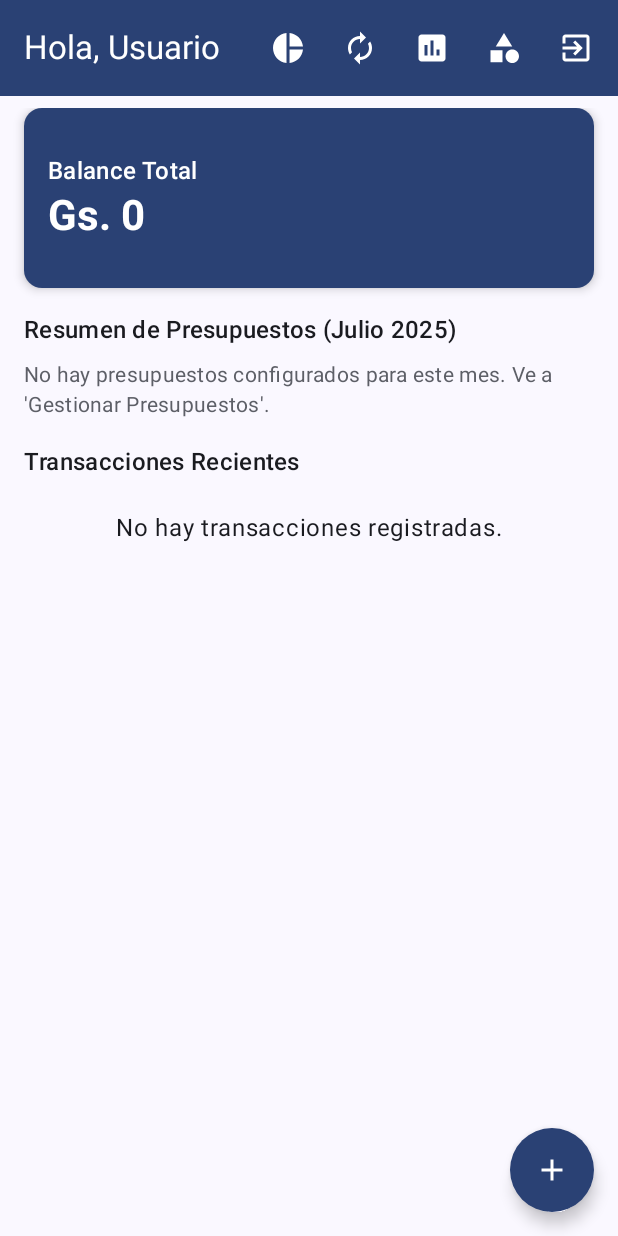
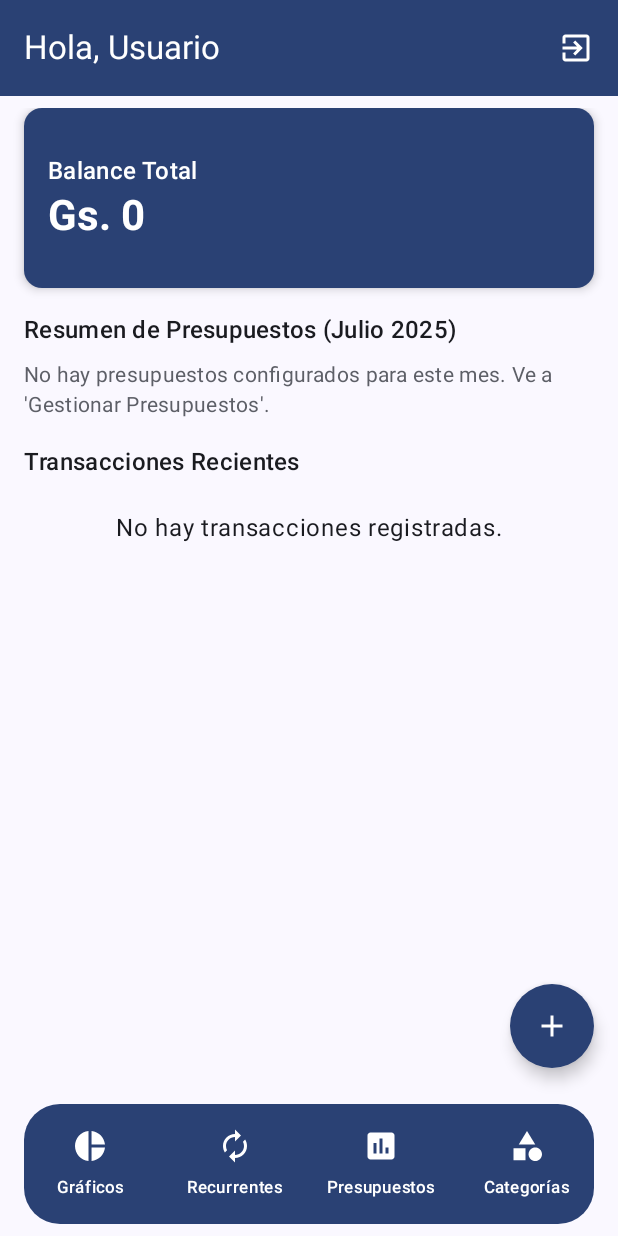
Before and after one commit to juan480ps/Gastos, an Android app built with Jetpack Compose: the HomeScreen screen opened through its navigation route, on a phone screen of 412 x 824 dp. Run offline under Robolectric (Android 15) with nearby library versions, the phone set to English and light mode, and no system bars; our stand-ins replace Room's generated code; 5 statements that could not run were skipped.

Commit message:
se agrega bottom navigation para ui mas moderna

```diff
--- a/app/src/main/java/com/uaa/misgastosapp/ui/HomeScreen.kt
+++ b/app/src/main/java/com/uaa/misgastosapp/ui/HomeScreen.kt
@@ -1,6 +1,7 @@
 // HomeScreen
 
 package com.uaa.misgastosapp.ui
+import android.annotation.SuppressLint
 import android.os.Build
 import android.widget.Toast
 import androidx.annotation.RequiresApi
@@ -8,6 +9,7 @@ import androidx.compose.foundation.layout.*
 import androidx.compose.foundation.lazy.LazyColumn
 import androidx.compose.foundation.lazy.items
 import androidx.compose.foundation.shape.CircleShape
+import androidx.compose.foundation.shape.RoundedCornerShape
 import androidx.compose.material.icons.Icons
 import androidx.compose.material.icons.filled.*
 import androidx.compose.material3.*
@@ -15,7 +17,9 @@ import androidx.compose.runtime.*
 import androidx.compose.runtime.saveable.rememberSaveable
 import androidx.compose.ui.Alignment
 import androidx.compose.ui.Modifier
+import androidx.compose.ui.draw.clip
 import androidx.compose.ui.graphics.Color
+import androidx.compose.ui.graphics.vector.ImageVector
 import androidx.compose.ui.platform.LocalContext
 import androidx.compose.ui.text.font.FontWeight
 import androidx.compose.ui.unit.dp
@@ -35,7 +39,12 @@ import java.time.YearMonth
 import java.time.format.DateTimeFormatter
 import java.util.*
 import java.util.Locale
-
+private data class BottomNavItem(
+    val label: String,
+    val icon: ImageVector,
+    val route: String
+)
+@SuppressLint("SuspiciousIndentation")
 @RequiresApi(Build.VERSION_CODES.O)
 @OptIn(ExperimentalMaterial3Api::class)
 @Composable
@@ -58,8 +67,14 @@ fun HomeScreen(
     var showLogoutDialog by rememberSaveable { mutableStateOf(false) }
     val userName = authViewModel.getCurrentUserName() ?: "Usuario"
     val isOnline by authViewModel.isOnlineMode.collectAsState()
+    val context = LocalContext.current
+    val navigationItems = listOf(
+        BottomNavItem("Gráficos", Icons.Default.PieChart, Routes.CHARTS_SCREEN),
+        BottomNavItem("Recurrentes", Icons.Default.Autorenew, Routes.MANAGE_RECURRING_TRANSACTIONS),
+        BottomNavItem("Presupuestos", Icons.Default.Assessment, Routes.MANAGE_BUDGETS),
+        BottomNavItem("Categorías", Icons.Default.Category, Routes.CATEGORIES_LIST),
+    )
 
-    val context = LocalContext.current
     LaunchedEffect(operationStatus) {
         val status = operationStatus
         when (status) {
@@ -97,26 +112,40 @@ fun HomeScreen(
                             modifier = Modifier.padding(end = 8.dp)
                         )
                     }
-                    IconButton(onClick = { navController.navigate(Routes.CHARTS_SCREEN) }) {
-                        Icon(Icons.Filled.PieChart, contentDescription = "Ver Gráficos")
-                    }
-                    IconButton(onClick = { navController.navigate(Routes.MANAGE_RECURRING_TRANSACTIONS) }) {
-                        Icon(Icons.Filled.Autorenew, contentDescription = "Gestionar Recurrentes")
-                    }
-                    IconButton(onClick = { navController.navigate(Routes.MANAGE_BUDGETS) }) {
-                        Icon(Icons.Filled.Assessment, contentDescription = "Gestionar Presupuestos")
-                    }
-                    IconButton(onClick = { navController.navigate(Routes.CATEGORIES_LIST) }) {
-                        Icon(Icons.Filled.Category, contentDescription = "Gestionar Categorías")
-                    }
                     IconButton(onClick = { showLogoutDialog = true }) {
                         Icon(Icons.Filled.ExitToApp, contentDescription = "Cerrar Sesión")
                     }
                 }
             )
         },
+        bottomBar = {
+            Box(modifier = Modifier.padding(horizontal = 16.dp, vertical = 8.dp)) {
+                NavigationBar(
+                    modifier = Modifier.clip(RoundedCornerShape(24.dp)),
+                    // --- MODIFICACIÓN DE COLOR DE FONDO ---
+                    containerColor = MaterialTheme.colorScheme.primary
+                ) {
+                    navigationItems.forEach { item ->
+                        NavigationBarItem(
+                            selected = false,
+                            onClick = { navController.navigate(item.route) },
+                            icon = { Icon(item.icon, contentDescription = item.label) },
+                            label = { Text(item.label, style = MaterialTheme.typography.labelSmall) },
+                            alwaysShowLabel = true,
+                            // --- MODIFICACIÓN DE COLORES DE ÍCONOS Y TEXTO ---
+                            colors = NavigationBarItemDefaults.colors(
+                                unselectedIconColor = Color.White,
+                                unselectedTextColor = Color.White,
+                                indicatorColor = Color.Transparent // Evita el highlight de color al presionar
+                            )
+                        )
+                    }
+                }
+            }
+        },
         floatingActionButton = {
-            FloatingActionButton(onClick = {
+            FloatingActionButton(
+                onClick = {
                     navController.navigate(Routes.ADD_TRANSACTION)
                 },
                 containerColor = MaterialTheme.colorScheme.primary,
@@ -209,7 +238,8 @@ fun HomeScreen(
                                 text = yearMonth!!.format(monthHeaderFormatter)
                                     .replaceFirstChar { if (it.isLowerCase()) it.titlecase(Locale("es", "ES")) else it.toString() },
                                 style = MaterialTheme.typography.bodyMedium.copy(
-                                    fontSize = (MaterialTheme.typography.bodyMedium.fontSize.value - 1).sp,                                    fontWeight = FontWeight.SemiBold
+                                    fontSize = (MaterialTheme.typography.bodyMedium.fontSize.value - 1).sp,
+                                    fontWeight = FontWeight.SemiBold
                                 ),
                                 color = MaterialTheme.colorScheme.outline
                             )
```
Lines whose indentation alone changed are shown as unchanged.
